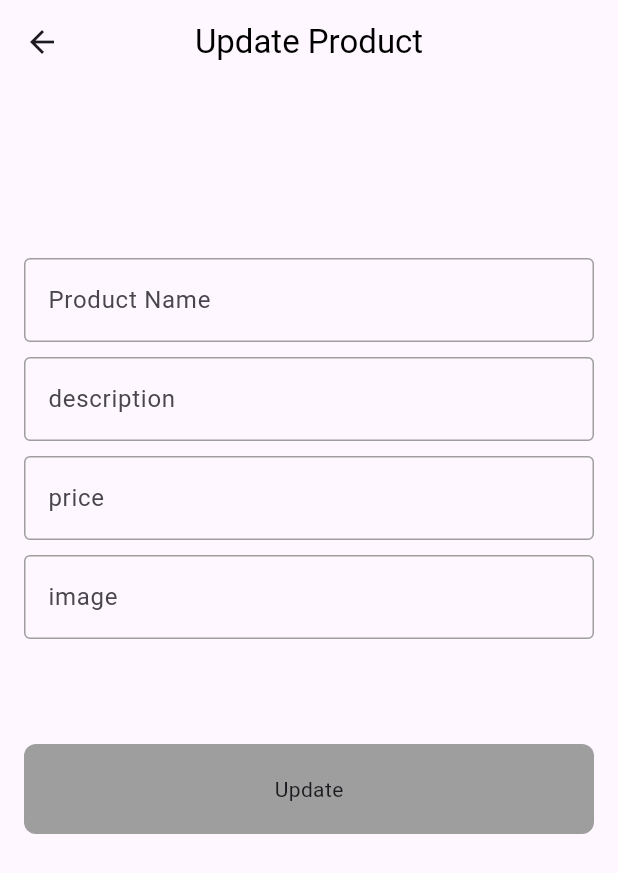
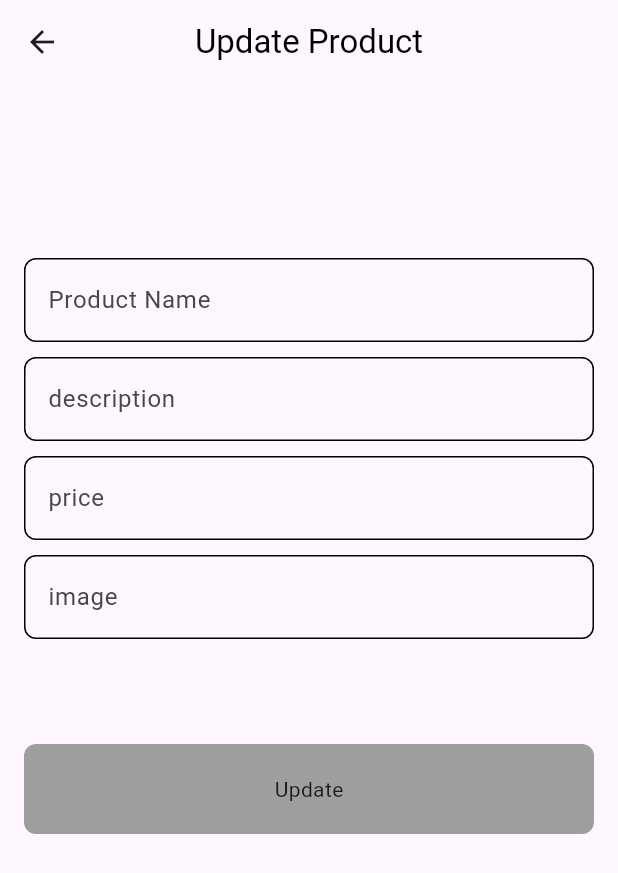
Before and after one commit to ShimaaElnaggar/store_app, a Flutter app: the UpdateProductView screen opened directly with empty values, on a phone screen of 412 x 824 dp. Shown: the top 873 px of the screen. Run offline on Flutter 3.47's test engine with Material 3 defaults, Android fonts, the phone set to English and light mode, and no system bars; drawn by our look-alikes of modal_progress_hud_nsn; our stand-ins replace font_awesome_flutter; network calls fail.

Commit message:
fix some issues

```diff
--- a/lib/models/produt_model.dart
+++ b/lib/models/produt_model.dart
@@ -5,10 +5,10 @@ class ProductModel{
   final String description;
   final String category;
   final String image;
-  final RatingModel ratingModel;
+  final RatingModel rating;
 
   ProductModel({
-    required this.ratingModel,
+    required this.rating,
     required this.id,
     required this.title,
     required this.image,
@@ -25,7 +25,7 @@ class ProductModel{
       description: jsonData["description"],
       category: jsonData["category"],
       image: jsonData["image"],
-      ratingModel: RatingModel.fromJson(jsonData["rating"]),
+      rating: RatingModel.fromJson(jsonData["rating"]),
   );
   }
 }
--- a/lib/services/get_product_by_category.dart
+++ b/lib/services/categories_services.dart
@@ -1,10 +1,10 @@
 
 import 'package:store/helper/api.dart';
 import 'package:store/models/produt_model.dart';
-class CategoryService{
-  Future<List<ProductModel>> getCategory({required String cityName}) async
+class CategoriesServices{
+  Future<List<ProductModel>> getCategory({required String categoryName}) async
   {
-    List<dynamic> data = await Api().get(url:"https://fakestoreapi.com/products/category/$cityName");
+    List<dynamic> data = await Api().get(url:"https://fakestoreapi.com/products/category/$categoryName");
 
 
   List<ProductModel> productList = [];
--- a/lib/services/get_all_categories.dart
+++ b/lib/services/get_all_categories.dart
@@ -5,7 +5,7 @@ class AllCategories{
 
   Future<List<dynamic>> getAllCategories()async{
 
-    List<String> data= await Api().get(url:"https://fakestoreapi.com/products/categories");
+    List<String> data= await Api().get(url:"https://fakestoreapi.com/products/categories",);
 
     return data;
 
--- a/lib/widgets/custom_button.dart
+++ b/lib/widgets/custom_button.dart
@@ -1,9 +1,9 @@
 import 'package:flutter/material.dart';
 
 class CustomButton extends StatelessWidget {
-  const CustomButton({Key? key,  this.onTap ,required this.text}) : super(key: key) ;
-  final VoidCallback? onTap;
-  final String text;
+   CustomButton({Key? key,  this.onTap ,required this.text}) : super(key: key) ;
+  VoidCallback? onTap;
+   String text;
   @override
   Widget build(BuildContext context) {
     return GestureDetector(
--- a/lib/widgets/custom_text_field.dart
+++ b/lib/widgets/custom_text_field.dart
@@ -1,12 +1,12 @@
 import 'package:flutter/material.dart';
 
 class CustomTextField extends StatelessWidget {
-  const CustomTextField({Key? key, this.hintText, this.onChanged ,this.inputType, this.obscureText =false}) : super(key: key);
- final  Function(String)? onChanged;
- final  String? hintText;
+   CustomTextField({Key? key, this.hintText, this.onChanged ,this.inputType, this.obscureText =false}) : super(key: key);
+  Function(String)? onChanged;
+  String? hintText;
 
- final  bool? obscureText;
-  final TextInputType ?inputType;
+  bool? obscureText;
+  TextInputType ?inputType;
   @override
   Widget build(BuildContext context) {
     return TextField(
@@ -15,13 +15,14 @@ class CustomTextField extends StatelessWidget {
       onChanged: onChanged,
       decoration: InputDecoration(
         hintText: hintText,
-        enabledBorder: const OutlineInputBorder(
-          borderSide: BorderSide(
-            color: Colors.grey,
-          ),
+        enabledBorder:  OutlineInputBorder(
+            borderSide: const BorderSide(),
+            borderRadius: BorderRadius.circular(8),
+
         ),
         border: OutlineInputBorder(
-          borderRadius: BorderRadius.circular(16),
+          borderSide: const BorderSide(),
+          borderRadius: BorderRadius.circular(8),
         ),
       ),
     );
```
Also changed, not shown: lib/helper/api.dart (+5 -7 lines), lib/views/home_view.dart (+5 -5 lines), lib/widgets/custom_card.dart (+11 -9 lines).
